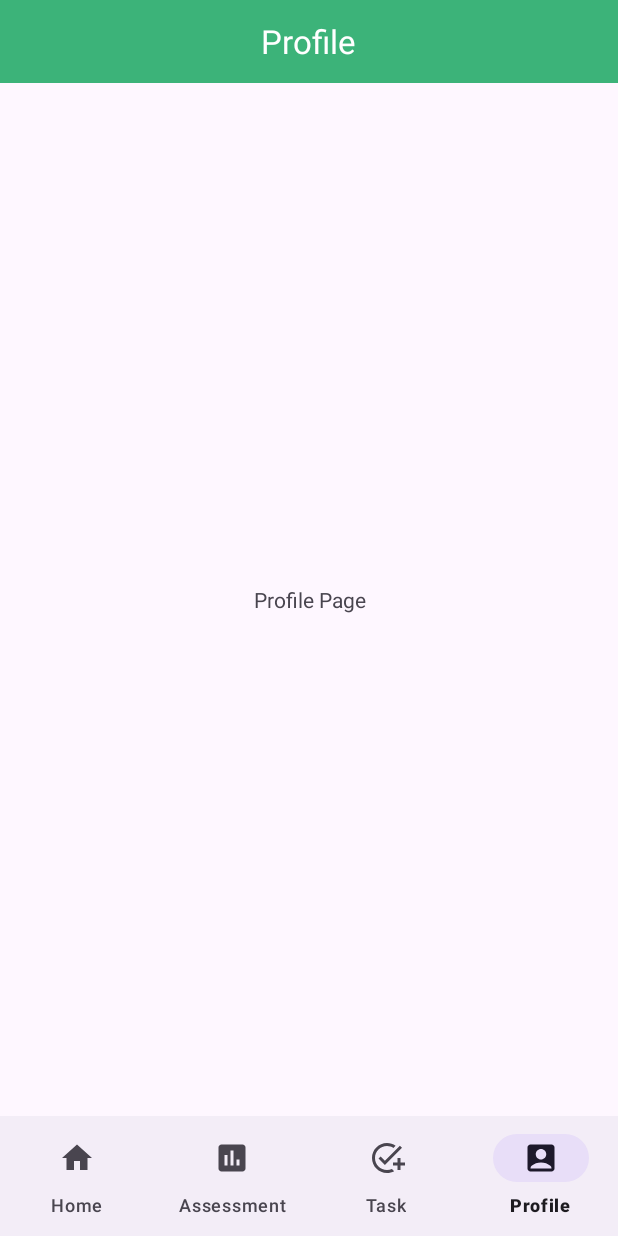
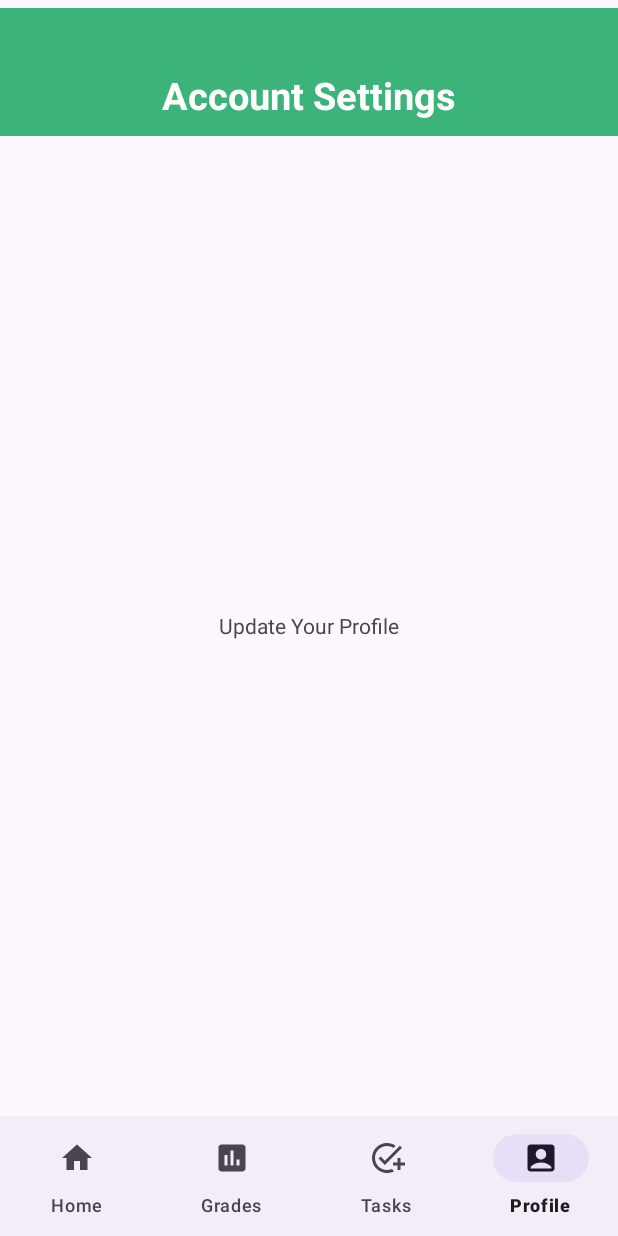
Before and after one commit to islombek-cs/AI-Powered-Quiz-App, an Android app: the screen it shows after launch once a user with an empty profile is signed in (MainActivity), item 4 of the bottom bar chosen, on a phone screen of 412 x 824 dp. Run offline under Robolectric (Android 15) with nearby library versions, the phone set to English and light mode, and no system bars; our stand-ins replace Firebase (no records; nobody signed in at launch, a user with empty details on screens opened directly).

Commit message:
Some minor UI changes

```diff
--- a/app/src/main/java/com/example/ai_poweredquizapp/MainActivity.kt
+++ b/app/src/main/java/com/example/ai_poweredquizapp/MainActivity.kt
@@ -25,18 +25,9 @@ class MainActivity : AppCompatActivity() {
         enableEdgeToEdge()
         setContentView(R.layout.activity_main)
 
-        /*firebaseAuth = FirebaseAuth.getInstance()
+        firebaseAuth = FirebaseAuth.getInstance()
         if (firebaseAuth.currentUser == null) {
             startLoginOptionsActivity()
-        }*/
-
-        firebaseAuth = FirebaseAuth.getInstance()
-        val prefs = getSharedPreferences("appPrefs", MODE_PRIVATE)
-        val isGuest = prefs.getBoolean("isGuest", false)
-
-        if (firebaseAuth.currentUser == null && !isGuest) {
-            startLoginOptionsActivity()
-            finish()
         }
 
         ViewCompat.setOnApplyWindowInsetsListener(findViewById(R.id.main)) { v, insets ->
@@ -75,7 +66,7 @@ class MainActivity : AppCompatActivity() {
     }
 
     private fun showHomeFragment() {
-        binding.toolbarTitleTv.text = "Home"
+        binding.toolbarTitleTv.text = "Main Page"
 
         val homeFragment = HomeFragment()
         val fragmentTransaction = supportFragmentManager.beginTransaction()
@@ -84,7 +75,7 @@ class MainActivity : AppCompatActivity() {
     }
 
     private fun showAssessmentFragment() {
-        binding.toolbarTitleTv.text = "Assessment"
+        binding.toolbarTitleTv.text = "Your Scores"
 
         val assessmentFragment = AssessmentFragment()
         val fragmentTransaction = supportFragmentManager.beginTransaction()
@@ -93,7 +84,7 @@ class MainActivity : AppCompatActivity() {
     }
 
     private fun showTaskFragment() {
-        binding.toolbarTitleTv.text = "Task"
+        binding.toolbarTitleTv.text = "Todos"
 
         val taskFragment = TaskFragment()
         val fragmentTransaction = supportFragmentManager.beginTransaction()
@@ -102,7 +93,7 @@ class MainActivity : AppCompatActivity() {
     }
 
     private fun showProfileFragment() {
-        binding.toolbarTitleTv.text = "Profile"
+        binding.toolbarTitleTv.text = "Account Settings"
 
         val profileFragment = ProfileFragment()
         val fragmentTransaction = supportFragmentManager.beginTransaction()
--- a/app/src/main/res/drawable/assessment_black.xml
+++ b/app/src/main/res/drawable/assessment_black.xml
@@ -1,4 +1,8 @@
-<vector xmlns:android="http://schemas.android.com/apk/res/android" android:height="24dp" android:tint="#000000" android:viewportHeight="24" android:viewportWidth="24" android:width="24dp">
+<vector
+    xmlns:android="http://schemas.android.com/apk/res/android"
+    android:height="34dp" android:tint="#000000"
+    android:viewportHeight="24" android:viewportWidth="24"
+    android:width="34dp">
 
     <path android:fillColor="@android:color/white" android:pathData="M19,3L5,3c-1.1,0 -2,0.9 -2,2v14c0,1.1 0.9,2 2,2h14c1.1,0 2,-0.9 2,-2L21,5c0,-1.1 -0.9,-2 -2,-2zM9,17L7,17v-7h2v7zM13,17h-2L11,7h2v10zM17,17h-2v-4h2v4z"/>
 
--- a/app/src/main/res/drawable/email_black.xml
+++ b/app/src/main/res/drawable/email_black.xml
@@ -1,6 +1,6 @@
 <vector xmlns:android="http://schemas.android.com/apk/res/android"
-    android:width="24dp"
-    android:height="24dp"
+    android:width="34dp"
+    android:height="34dp"
     android:viewportWidth="24"
     android:viewportHeight="24">
     <path
--- a/app/src/main/res/drawable/google_white.xml
+++ b/app/src/main/res/drawable/google_white.xml
@@ -1,6 +1,6 @@
 <vector xmlns:android="http://schemas.android.com/apk/res/android"
-    android:width="24dp"
-    android:height="24dp"
+    android:width="34dp"
+    android:height="34dp"
     android:viewportWidth="24"
     android:viewportHeight="24">
     <path
--- a/app/src/main/res/drawable/home_black.xml
+++ b/app/src/main/res/drawable/home_black.xml
@@ -1,10 +1,10 @@
 <vector
     xmlns:android="http://schemas.android.com/apk/res/android"
-    android:height="24dp"
+    android:height="34dp"
     android:tint="#000000"
     android:viewportHeight="24"
     android:viewportWidth="24"
-    android:width="24dp">
+    android:width="34dp">
 
     <path
         android:fillColor="@android:color/white"
--- a/app/src/main/res/drawable/person_black.xml
+++ b/app/src/main/res/drawable/person_black.xml
@@ -1,4 +1,10 @@
-<vector xmlns:android="http://schemas.android.com/apk/res/android" android:height="24dp" android:tint="#000000" android:viewportHeight="24" android:viewportWidth="24" android:width="24dp">
+<vector
+    xmlns:android="http://schemas.android.com/apk/res/android"
+    android:height="34dp"
+    android:tint="#000000"
+    android:viewportHeight="24"
+    android:viewportWidth="24"
+    android:width="34dp">
 
     <path android:fillColor="@android:color/white" android:pathData="M19,3H5C3.9,3 3,3.9 3,5v14c0,1.1 0.9,2 2,2h14c1.1,0 2,-0.9 2,-2V5C21,3.9 20.1,3 19,3zM12,6c1.93,0 3.5,1.57 3.5,3.5c0,1.93 -1.57,3.5 -3.5,3.5s-3.5,-1.57 -3.5,-3.5C8.5,7.57 10.07,6 12,6zM19,19H5v-0.23c0,-0.62 0.28,-1.2 0.76,-1.58C7.47,15.82 9.64,15 12,15s4.53,0.82 6.24,2.19c0.48,0.38 0.76,0.97 0.76,1.58V19z"/>
 
--- a/app/src/main/res/drawable/task_black.xml
+++ b/app/src/main/res/drawable/task_black.xml
@@ -1,4 +1,10 @@
-<vector xmlns:android="http://schemas.android.com/apk/res/android" android:height="24dp" android:tint="#000000" android:viewportHeight="24" android:viewportWidth="24" android:width="24dp">
+<vector
+    xmlns:android="http://schemas.android.com/apk/res/android"
+    android:height="34dp"
+    android:tint="#000000"
+    android:viewportHeight="24"
+    android:viewportWidth="24"
+    android:width="34dp">
 
     <path android:fillColor="@android:color/white" android:pathData="M22,5.18L10.59,16.6l-4.24,-4.24l1.41,-1.41l2.83,2.83l10,-10L22,5.18zM12,20c-4.41,0 -8,-3.59 -8,-8s3.59,-8 8,-8c1.57,0 3.04,0.46 4.28,1.25l1.45,-1.45C16.1,2.67 14.13,2 12,2C6.48,2 2,6.48 2,12s4.48,10 10,10c1.73,0 3.36,-0.44 4.78,-1.22l-1.5,-1.5C14.28,19.74 13.17,20 12,20zM19,15h-3v2h3v3h2v-3h3v-2h-3v-3h-2V15z"/>
 
--- a/app/src/main/res/layout/activity_main.xml
+++ b/app/src/main/res/layout/activity_main.xml
@@ -13,16 +13,21 @@
         android:id="@+id/toolbarRL"
         android:background="@drawable/toolbar_bg_01"
         android:layout_width="match_parent"
-        android:layout_height="@dimen/m_toolbar_height">
+        android:layout_height="@dimen/m_toolbar_height"
+        android:layout_marginTop="5dp">
 
         <TextView
             android:id="@+id/toolbarTitleTv"
             style="@style/TextAppearance.Material3.TitleLarge"
             android:layout_width="wrap_content"
             android:layout_height="wrap_content"
-            android:text="Home"
+            android:text="Main Page"
             android:textColor="@color/white"
-            android:layout_centerInParent="true" />
+            android:textStyle="bold"
+            android:textSize="25sp"
+            android:layout_centerHorizontal="true"
+            android:layout_alignParentBottom="true"
+            android:layout_marginBottom="10dp"/>
     </RelativeLayout>
 
     <!-- FrameLayout: To show fragments -->
@@ -41,6 +46,5 @@
         app:menu="@menu/menu_bottom"
         app:labelVisibilityMode="labeled"
         android:layout_alignParentBottom="true"/>
-<!--        app:menu="@menu/bottom_nav_menu" />-->
 
 </RelativeLayout>
--- a/app/src/main/res/layout/fragment_assessment.xml
+++ b/app/src/main/res/layout/fragment_assessment.xml
@@ -9,6 +9,6 @@
         android:layout_width="match_parent"
         android:layout_height="match_parent"
         android:gravity="center"
-        android:text="Assessments List" />
+        android:text="See Your Grades" />
 
 </FrameLayout>
--- a/app/src/main/res/layout/fragment_profile.xml
+++ b/app/src/main/res/layout/fragment_profile.xml
@@ -9,6 +9,6 @@
         android:layout_width="match_parent"
         android:layout_height="match_parent"
         android:gravity="center"
-        android:text="Profile Page" />
+        android:text="Update Your Profile" />
 
 </FrameLayout>
--- a/app/src/main/res/layout/fragment_task.xml
+++ b/app/src/main/res/layout/fragment_task.xml
@@ -9,6 +9,6 @@
         android:layout_width="match_parent"
         android:layout_height="match_parent"
         android:gravity="center"
-        android:text="Todo Tasks Page" />
+        android:text="Add Your Todos" />
 
 </FrameLayout>
--- a/app/src/main/res/menu/menu_bottom.xml
+++ b/app/src/main/res/menu/menu_bottom.xml
@@ -10,13 +10,13 @@
     <!-- Menu item to show ChatsListFragment to show list of assessments -->
     <item
         android:id="@+id/item_assessment"
-        android:title="Assessment"
+        android:title="Grades"
         android:icon="@drawable/assessment_black" />
 
     <!-- Menu item to show Tasks to show added todos -->
     <item
         android:id="@+id/item_task"
-        android:title="Task"
+        android:title="Tasks"
         android:icon="@drawable/task_black" />
 
     <!-- Menu item to show ProfileFragment to show user profile -->
--- a/app/src/main/res/values/dimens.xml
+++ b/app/src/main/res/values/dimens.xml
@@ -1,5 +1,5 @@
 <?xml version="1.0" encoding="utf-8"?>
 <resources>
-    <dimen name="m_toolbar_height">55dp</dimen>
-    <dimen name="m_button_height">60dp</dimen>
+    <dimen name="m_toolbar_height">85dp</dimen>
+    <dimen name="m_button_height">70dp</dimen>
 </resources>
```
Also changed, not shown: app/src/main/res/drawable/phone_black.xml (+7 -1 lines), app/src/main/res/layout/activity_login_options.xml (+6 -7 lines).
